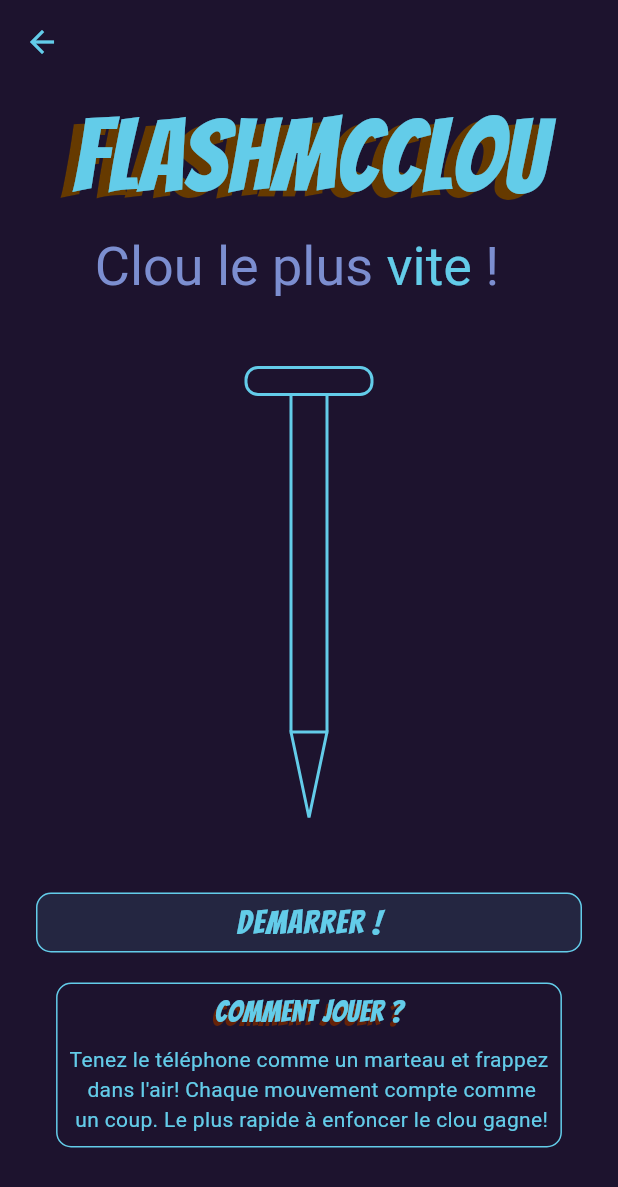
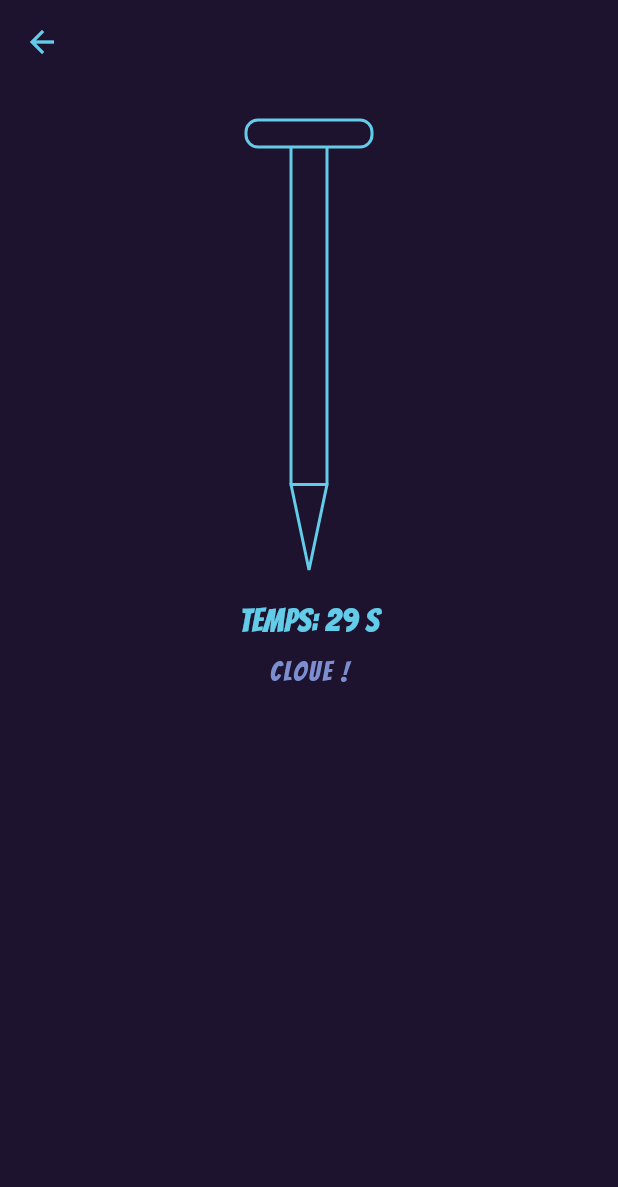
Before and after one commit to DorianDI/DoobleQuest, a Flutter app: the FlashMcClouPage screen opened directly, after a tap on "DEMARRER !", on a phone screen of 412 x 824 dp. Shown: the top 1187 px of the screen. Run offline on Flutter 3.47's test engine with Material 3 defaults, Android fonts, the light colour scheme and no system bars; our stand-ins replace audioplayers, sensors_plus.

Commit message:
FlashMcClou games

```diff
--- a/lib/game/flashmcclou/accueil.dart
+++ b/lib/game/flashmcclou/accueil.dart
@@ -1,4 +1,5 @@
 import 'package:flutter/material.dart';
+import 'game.dart';
 
 class FlashMcClouPage extends StatefulWidget {
   const FlashMcClouPage({super.key});
@@ -8,10 +9,11 @@ class FlashMcClouPage extends StatefulWidget {
 }
 
 class _FlashMcClouPageState extends State<FlashMcClouPage> {
-  bool _showPlayerChoice = false;
 
   void _onPlay() {
-    setState(() => _showPlayerChoice = true);
+    Navigator.of(context).push(
+      MaterialPageRoute(builder: (_) => const FlashMcClouGamePage()),
+    );
   }
 
   @override
--- /dev/null
+++ b/lib/game/flashmcclou/game.dart
@@ -0,0 +1,213 @@
+import 'dart:async';
+import 'package:flutter/material.dart';
+import 'package:sensors_plus/sensors_plus.dart';
+import 'nail.dart';
+
+class FlashMcClouGamePage extends StatefulWidget {
+  const FlashMcClouGamePage({super.key});
+
+  @override
+  State<FlashMcClouGamePage> createState() => _FlashMcClouGamePageState();
+}
+
+class _FlashMcClouGamePageState extends State<FlashMcClouGamePage> {
+  static const int gameDurationSec = 30;
+
+  StreamSubscription? _sub;
+  Timer? _timer;
+
+  double _progress = 0.0;
+  int _timeLeft = gameDurationSec;
+
+  bool _finished = false;
+  bool _won = false;
+
+  DateTime _lastHit = DateTime.fromMillisecondsSinceEpoch(0);
+
+  final double _hitThreshold = 12.0;
+  final Duration _hitCooldown = const Duration(milliseconds: 140);
+  final double _progressPerHit = 0.06;
+
+  @override
+  void initState() {
+    super.initState();
+    _startGame();
+  }
+
+  @override
+  void dispose() {
+    _stopAll();
+    super.dispose();
+  }
+
+  void _startGame() {
+    _stopAll();
+
+    setState(() {
+      _progress = 0;
+      _timeLeft = gameDurationSec;
+      _finished = false;
+      _won = false;
+    });
+
+    // Timer 30s
+    _timer = Timer.periodic(const Duration(seconds: 1), (t) {
+      if (!mounted) return;
+
+      if (_finished) {
+        t.cancel();
+        return;
+      }
+
+      if (_timeLeft <= 1) {
+        setState(() {
+          _timeLeft = 0;
+          _finished = true;
+          _won = _progress >= 1.0;
+        });
+        _stopSensorsOnly();
+      } else {
+        setState(() => _timeLeft -= 1);
+      }
+    });
+
+    // Capteurs
+    _sub = accelerometerEventStream().listen((e) {
+      if (_finished) return;
+      final double hitSignal = -e.y;
+
+      final now = DateTime.now();
+      final canHit = now.difference(_lastHit) >= _hitCooldown;
+
+      if (canHit && hitSignal > _hitThreshold) {
+        _lastHit = now;
+
+        final newProgress = (_progress + _progressPerHit).clamp(0.0, 1.0);
+        if (newProgress != _progress) {
+          setState(() => _progress = newProgress);
+        }
+
+        if (_progress >= 1.0) {
+          setState(() {
+            _finished = true;
+            _won = true;
+          });
+          _stopSensorsOnly();
+        }
+      }
+    });
+  }
+
+  void _stopSensorsOnly() {
+    _sub?.cancel();
+    _sub = null;
+  }
+
+  void _stopAll() {
+    _timer?.cancel();
+    _timer = null;
+    _stopSensorsOnly();
+  }
+
+  @override
+  Widget build(BuildContext context) {
+    return Scaffold(
+      backgroundColor: const Color(0xFF1D132E),
+      appBar: AppBar(
+        backgroundColor: Colors.transparent,
+        iconTheme: const IconThemeData(color: Color(0xFF63CCE9)),
+      ),
+      body: SafeArea(
+        child: Column(
+          children: [
+            const SizedBox(height: 24),
+            Center(
+              child: CustomPaint(
+                size: const Size(120, 300),
+                painter: NailPainter(progress: _progress),
+              ),
+            ),
+            const SizedBox(height: 18),
+            AnimatedSwitcher(
+              duration: const Duration(milliseconds: 200),
+              child: !_finished
+                  ? Column(
+                      key: const ValueKey("playing"),
+                      children: [
+                        Text(
+                          "Temps: $_timeLeft s",
+                          style: const TextStyle(
+                            color: Color(0xFF63CCE9),
+                            fontSize: 22,
+                            fontFamily: 'Bangers',
+                          ),
+                        ),
+                        const SizedBox(height: 6),
+                        const Text(
+                          "CLOUE !",
+                          style: TextStyle(
+                            color: Color(0xFF7C8ED0),
+                            fontSize: 18,
+                            fontFamily: 'Bangers',
+                            letterSpacing: 1.5,
+                          ),
+                        ),
+                      ],
+                    )
+                  : Text(
+                _won ? "GG ! Clou enfoncé" : "Perdu… retente !",
+                key: const ValueKey("result"),
+                style: const TextStyle(
+                  color: Color(0xFF63CCE9),
+                  fontSize: 22,
+                  fontFamily: 'Bangers',
+                ),
+              ),
+            ),
+            const Spacer(),
+            if (_finished)
+              Padding(
+                padding: const EdgeInsets.symmetric(horizontal: 24, vertical: 18),
+                child: Column(
+                  children: [
+                    _bigButton(
+                      label: "RECOMMENCER",
+                      onTap: _startGame,
+                    ),
+                    const SizedBox(height: 12),
+                    _bigButton(
+                      label: "QUITTER",
+                      onTap: () => Navigator.of(context).pop(),
+                    ),
+                  ],
+                ),
+              )
+            else
+              const SizedBox(height: 24),
+          ],
+        ),
+      ),
+    );
+  }
+
+  Widget _bigButton({required String label, required VoidCallback onTap}) {
+    return SizedBox(
+      width: double.infinity,
+      height: 44,
+      child: ElevatedButton(
+        onPressed: onTap,
+        style: ElevatedButton.styleFrom(
+          backgroundColor: const Color(0xFF63CCE9).withOpacity(0.10),
+          foregroundColor: const Color(0xFF63CCE9),
+          elevation: 0,
+          side: const BorderSide(color: Color(0xFF63CCE9), width: 1),
+          shape: RoundedRectangleBorder(borderRadius: BorderRadius.circular(10)),
+        ),
+        child: Text(
+          label,
+          style: const TextStyle(fontFamily: 'Bangers', fontSize: 22, letterSpacing: 1),
+        ),
+      ),
+    );
+  }
+}
--- /dev/null
+++ b/lib/game/flashmcclou/nail.dart
@@ -0,0 +1,60 @@
+import 'package:flutter/material.dart';
+
+class NailPainter extends CustomPainter {
+  final double progress; // 0..1
+
+  NailPainter({required this.progress});
+
+  @override
+  void paint(Canvas canvas, Size size) {
+    final stroke = Paint()
+      ..color = const Color(0xFF63CCE9)
+      ..style = PaintingStyle.stroke
+      ..strokeWidth = 2;
+
+    final fillPaint = Paint()
+      ..color = const Color(0xFF63CCE9).withValues(alpha: 0.25)
+      ..style = PaintingStyle.fill;
+
+    final headHeight = size.height * 0.06;
+    final shaftWidth = size.width * 0.20;
+    final shaftLeft = (size.width - shaftWidth) / 2;
+    final shaftHeight = size.height * 0.75;
+    final shaftBottom = headHeight + shaftHeight;
+
+    final nailPath = Path()
+      ..addRRect(
+        RRect.fromRectAndRadius(
+          Rect.fromLTWH(size.width * 0.15, 0, size.width * 0.7, headHeight),
+          const Radius.circular(8),
+        ),
+      )
+      ..addRect(Rect.fromLTWH(shaftLeft, headHeight, shaftWidth, shaftHeight))
+      ..moveTo(shaftLeft, shaftBottom)
+      ..lineTo(size.width / 2, size.height)
+      ..lineTo(shaftLeft + shaftWidth, shaftBottom)
+      ..close();
+
+    canvas.save();
+    canvas.clipPath(nailPath);
+
+    final p = progress.clamp(0.0, 1.0);
+    final fillHeight = size.height * p;
+    final fillRect = Rect.fromLTWH(
+      0,
+      size.height - fillHeight,
+      size.width,
+      fillHeight,
+    );
+    canvas.drawRect(fillRect, fillPaint);
+
+    canvas.restore();
+
+    // Contour
+    canvas.drawPath(nailPath, stroke);
+  }
+
+  @override
+  bool shouldRepaint(covariant NailPainter oldDelegate) =>
+      oldDelegate.progress != progress;
+}
```
Also changed, not shown: assets/img/game/feu.png (added), assets/img/game/vent.png (added).
